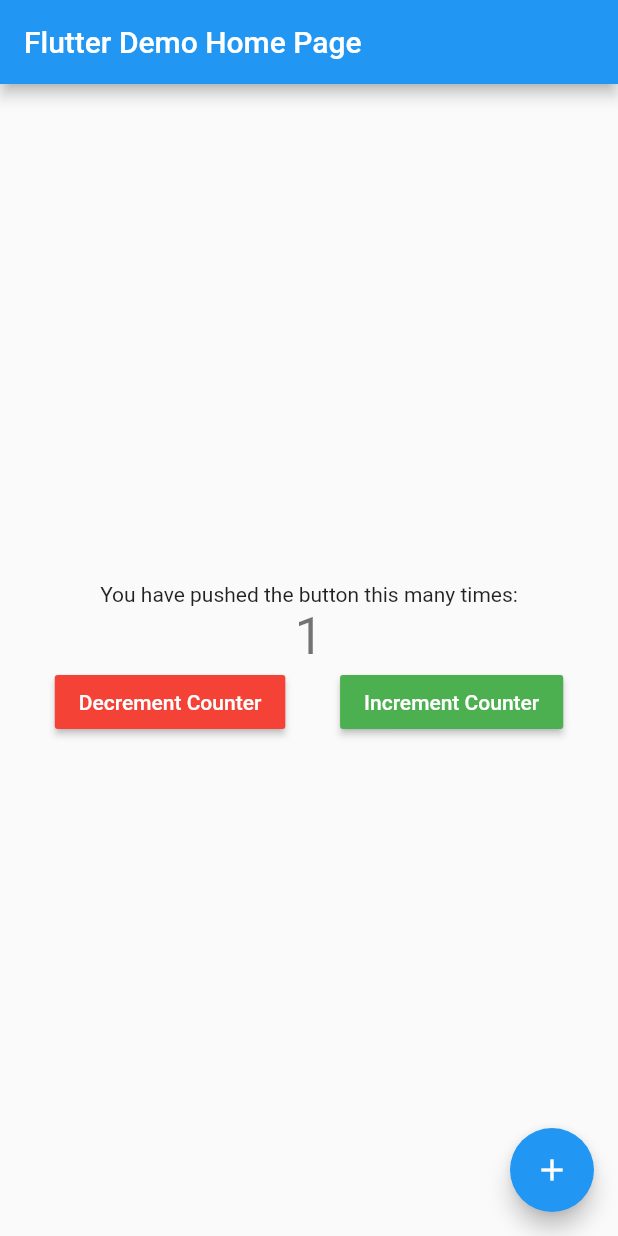
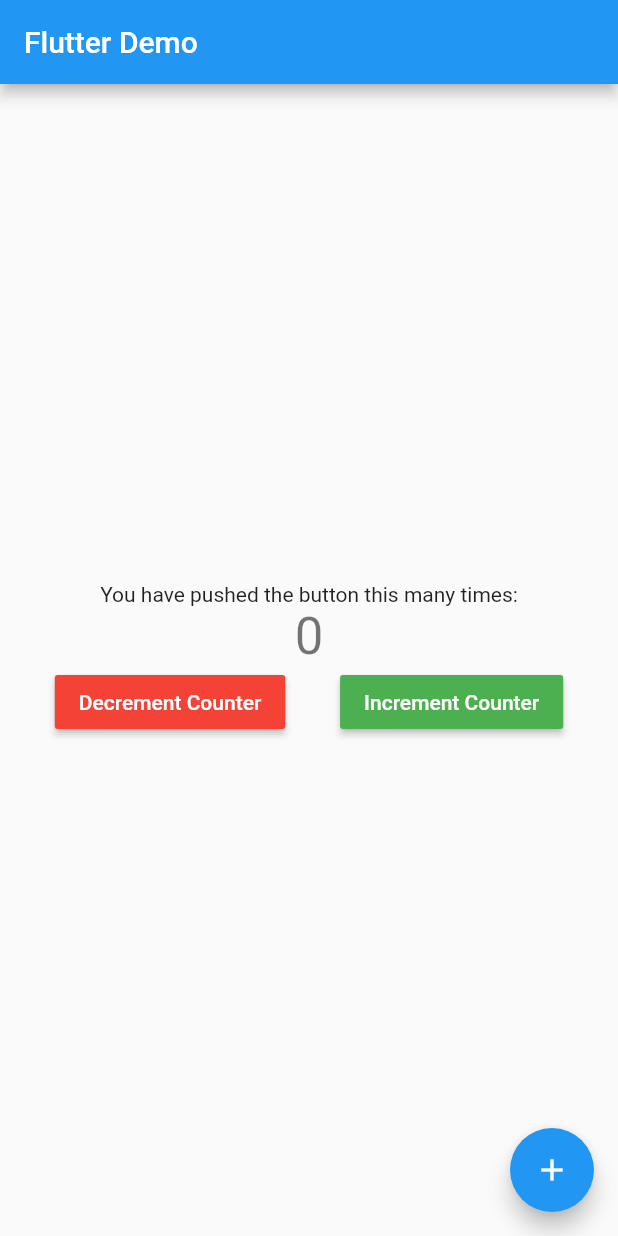
Before and after one commit to thanhnhan2tn/flutter-chat-demo, a Flutter app: the screen it shows after launch, after a tap on "Decrement Counter", after a tap on "Increment Counter", after a tap on the "add" icon, on a phone screen of 412 x 824 dp. Run offline on Flutter 3.47's test engine with Material 2 defaults, Android fonts, the phone set to English and light mode, and no system bars; our stand-ins replace bloc, flutter_bloc.

Commit message:
Adding Bloc with Classes

```diff
--- a/lib/main.dart
+++ b/lib/main.dart
@@ -1,5 +1,10 @@
 import 'package:flutter/material.dart';
-import 'package:flutter/services.dart';
+import 'package:flutter_bloc/flutter_bloc.dart';
+
+// import './modules/counter/blocs/counter_bloc.dart';
+import './modules/counter/counter_screen.dart';
+import 'modules/counter/blocs/counter_class_bloc.dart';
+
 
 void main() {
   // AppSettings settings = AppSettings();
@@ -9,7 +14,6 @@ void main() {
 }
 
 class MyApp extends StatelessWidget {
-  // This widget is the root of your application.
   @override
   Widget build(BuildContext context) {
     return MaterialApp(
@@ -18,80 +22,10 @@ class MyApp extends StatelessWidget {
         primarySwatch: Colors.blue,
         visualDensity: VisualDensity.adaptivePlatformDensity,
       ),
-      home: MyHomePage(title: 'Flutter Demo Home Page'),
+      home: BlocProvider<CounterBloc>(
+        create: (BuildContext context) => CounterBloc(0),
+        child: CounterScreen(title: 'Flutter Demo'),
+      ),
     );
   }
 }
-
-class MyHomePage extends StatefulWidget {
-  MyHomePage({Key key, this.title}) : super(key: key);
-
-  final String title;
-
-  @override
-  _MyHomePageState createState() => _MyHomePageState();
-}
-
-class _MyHomePageState extends State<MyHomePage> {
-  int _counter = 0;
-
-  void _incrementCounter() {
-    setState(() => _counter++);
-  }
-  void _decrementCounter() {
-    setState(() => _counter--);
-  }
-
-  @override
-  Widget build(BuildContext context) {
-    // This method is rerun every time setState is called, for instance as done
-    // by the _incrementCounter method above.
-    //
-    // The Flutter framework has been optimized to make rerunning build methods
-    // fast, so that you can just rebuild anything that needs updating rather
-    // than having to individually change instances of widgets.
-    return Scaffold(
-      appBar: AppBar(
-        // Here we take the value from the MyHomePage object that was created by
-        // the App.build method, and use it to set our appbar title.
-        title: Text(widget.title),
-      ),
-      body: Center(
-        // Center is a layout widget. It takes a single child and positions it
-        // in the middle of the parent.
-        child: Column(
-          mainAxisAlignment: MainAxisAlignment.center,
-          children: <Widget>[
-            Text(
-              'You have pushed the button this many times:',
-            ),
-            Text(
-              '$_counter',
-              style: Theme.of(context).textTheme.headline4,
-            ),
-            Row(
-              mainAxisAlignment: MainAxisAlignment.spaceEvenly,
-              children: [
-                RaisedButton(
-                  color: Colors.red,
-                  child: Text("Decrement Counter", style: TextStyle(color: Colors.white),),
-                  onPressed: _decrementCounter,
-                ),
-                RaisedButton(
-                  color: Colors.green,
-                  child: Text("Increment Counter", style: TextStyle(color: Colors.white),),
-                  onPressed: _incrementCounter,
-                )
-              ],
-            )
-          ],
-        ),
-      ),
-      floatingActionButton: FloatingActionButton(
-        onPressed: _incrementCounter,
-        tooltip: 'Increment',
-        child: Icon(Icons.add),
-      ), // This trailing comma makes auto-formatting nicer for build methods.
-    );
-  }
-}
--- /dev/null
+++ b/lib/modules/counter/blocs/counter_bloc.dart
@@ -0,0 +1,24 @@
+import 'dart:async';
+
+import 'package:bloc/bloc.dart';
+import 'package:flutter_app/modules/counter/models/counter_event.dart';
+
+
+class CounterBloc extends Bloc<CounterEvent, int> {
+  CounterBloc(int initialState) : super(initialState);
+
+  int get initialState => 0;
+
+  @override
+  Stream<int> mapEventToState(CounterEvent event) async* {
+    print(event);
+    switch (event) {
+      case CounterEvent.decrement:
+        yield state - 1;
+        break;
+      case CounterEvent.increment:
+        yield state + 1;
+        break;
+    }
+  }
+}
--- /dev/null
+++ b/lib/modules/counter/blocs/counter_class_bloc.dart
@@ -0,0 +1,29 @@
+import 'package:flutter_bloc/flutter_bloc.dart';
+
+abstract class CounterEvent {
+  CounterEvent() : super();
+}
+
+class Increment extends CounterEvent {}
+
+class Decrement extends CounterEvent {}
+
+class CounterState {
+  int value;
+
+  CounterState(this.value): super();
+}
+
+class CounterBloc extends Bloc<CounterEvent, CounterState> {
+  CounterBloc(int initialState) : super(CounterState(0));
+
+  CounterState get initialState => CounterState(1);
+
+  Stream<CounterState> mapEventToState(CounterEvent event) async* {
+    if (event is Increment) {
+      yield CounterState(state.value + 1);
+    } else if (event is Decrement) {
+      yield CounterState(state.value - 1);
+    }
+  }
+}
--- a/lib/modules/counter/counter_screen.dart
+++ b/lib/modules/counter/counter_screen.dart
@@ -1,15 +1,88 @@
 import 'package:flutter/material.dart';
+import 'package:flutter_app/modules/counter/widgets/counter_number.dart';
+import 'package:flutter_bloc/flutter_bloc.dart';
 
-class CounterScreen extends StatelessWidget {
+import 'blocs/counter_class_bloc.dart';
+
+// import 'blocs/counter_bloc.dart';
+// import 'models/counter_event.dart';
+
+class CounterScreen extends StatefulWidget {
   CounterScreen({
     Key key,
-    this.title = 'Counter',
+    this.title,
   }) : super(key: key);
 
   final String title;
 
   @override
-  Widget build(BuildContext ctx) {
-    return Container();
+  _CounterScreenState createState() => _CounterScreenState();
+}
+
+class _CounterScreenState extends State<CounterScreen> {
+  // int _counter = 0;
+
+  // void _incrementCounter(counterBloc) {
+  //   // setState(() => _counter++);
+  //   counterBloc.add(CounterEvent.increment);
+  // }
+
+  // void _decrementCounter(counterBloc) {
+  //   // setState(() => _counter--);
+  //   counterBloc.add(CounterEvent.decrement);
+  // }
+
+  @override
+  Widget build(BuildContext context) {
+    // ignore: close_sinks
+    // final CounterBloc counterBloc = BlocProvider.of<CounterBloc>(context, listen: false);
+    return Scaffold(
+      appBar: AppBar(
+        title: Text(widget.title),
+      ),
+      body: Center(
+        child: Column(
+          mainAxisAlignment: MainAxisAlignment.center,
+          children: <Widget>[
+            Text(
+              'You have pushed the button this many times:',
+            ),
+            CounterNumber(),
+            Row(
+              mainAxisAlignment: MainAxisAlignment.spaceEvenly,
+              children: [
+                RaisedButton(
+                  color: Colors.red,
+                  child: Text(
+                    "Decrement Counter",
+                    style: TextStyle(color: Colors.white),
+                  ),
+                  onPressed: () {
+                    // counterBloc.add(CounterEvent.decrement);
+                    BlocProvider.of<CounterBloc>(context, listen: false).add(Decrement());
+                  },
+                ),
+                RaisedButton(
+                  color: Colors.green,
+                  child: Text(
+                    "Increment Counter",
+                    style: TextStyle(color: Colors.white),
+                  ),
+                  onPressed: () {
+                    // counterBloc.add(CounterEvent.increment);
+                    BlocProvider.of<CounterBloc>(context, listen: false).add(Increment());
+                  },
+                )
+              ],
+            )
+          ],
+        ),
+      ),
+      floatingActionButton: FloatingActionButton(
+        onPressed: () => {},
+        tooltip: 'Increment',
+        child: Icon(Icons.add),
+      ),
+    );
   }
 }
--- /dev/null
+++ b/lib/modules/counter/models/counter_event.dart
@@ -0,0 +1,4 @@
+enum CounterEvent {
+  increment,
+  decrement,
+}
--- /dev/null
+++ b/lib/modules/counter/widgets/counter_number.dart
@@ -0,0 +1,20 @@
+import 'package:flutter/material.dart';
+import 'package:flutter_bloc/flutter_bloc.dart';
+
+import 'package:flutter_app/modules/counter/blocs/counter_class_bloc.dart';
+// import 'package:flutter_app/modules/counter/blocs/counter_bloc.dart';
+
+class CounterNumber extends StatelessWidget {
+
+  @override
+  Widget build(BuildContext context) {
+    return BlocBuilder<CounterBloc, CounterState> (
+        builder: (context, state) {
+          return Text(
+            '${state.value}',
+            style: Theme.of(context).textTheme.headline4,
+          );
+        }
+    );
+  }
+}
--- a/pubspec.yaml
+++ b/pubspec.yaml
@@ -25,6 +25,7 @@ dependencies:
     sdk: flutter
   intl: ^0.16.1
   rubber: ^0.4.0
+  flutter_bloc: ^6.1.1
 
 
   # The following adds the Cupertino Icons font to your application.
```
Also changed, not shown: pubspec.lock, 3 other files.
